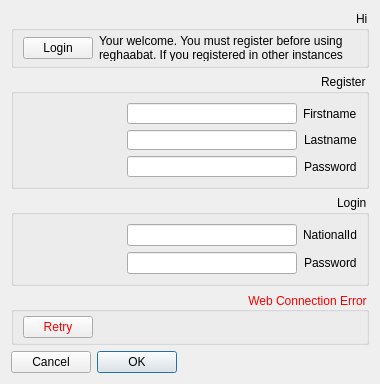
Before: the Qt Designer form startupdialog.ui in nournia/ketabkhaane, drawn with Qt 5.
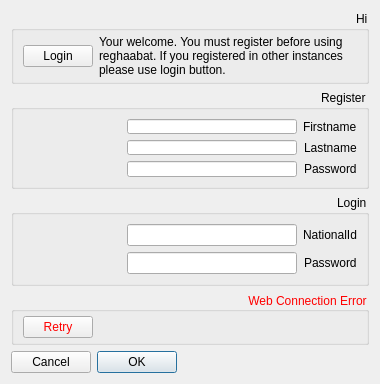
After: the same form once the commit is applied. Icons and pictures are not drawn.

```diff
--- a/startupdialog.ui
+++ b/startupdialog.ui
@@ -31,11 +31,11 @@
   <layout class="QVBoxLayout" name="verticalLayout">
    <item>
     <widget class="QGroupBox" name="groupBox_3">
-     <property name="maximumSize">
-      <size>
-       <width>16777215</width>
-       <height>57</height>
-      </size>
+     <property name="sizePolicy">
+      <sizepolicy hsizetype="Preferred" vsizetype="Maximum">
+       <horstretch>0</horstretch>
+       <verstretch>0</verstretch>
+      </sizepolicy>
      </property>
      <property name="title">
       <string>Hi</string>
```
Left out of the diff: 10 changed lines with no effect on the pictures.
